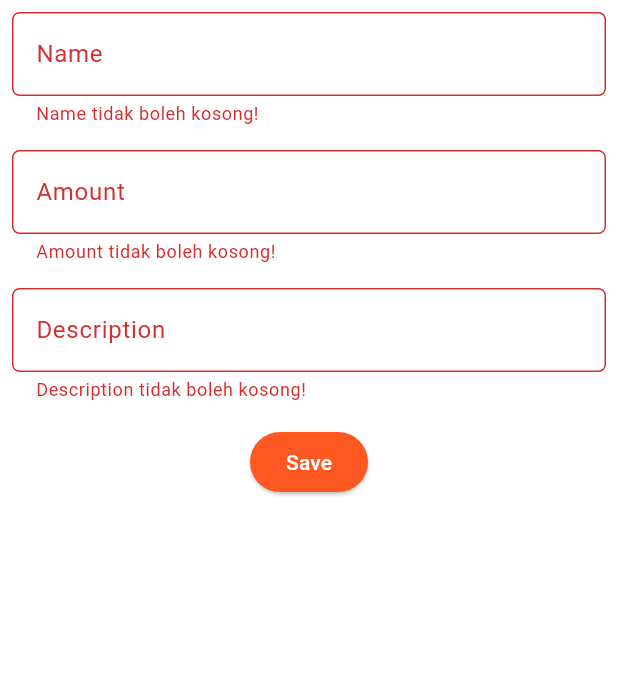
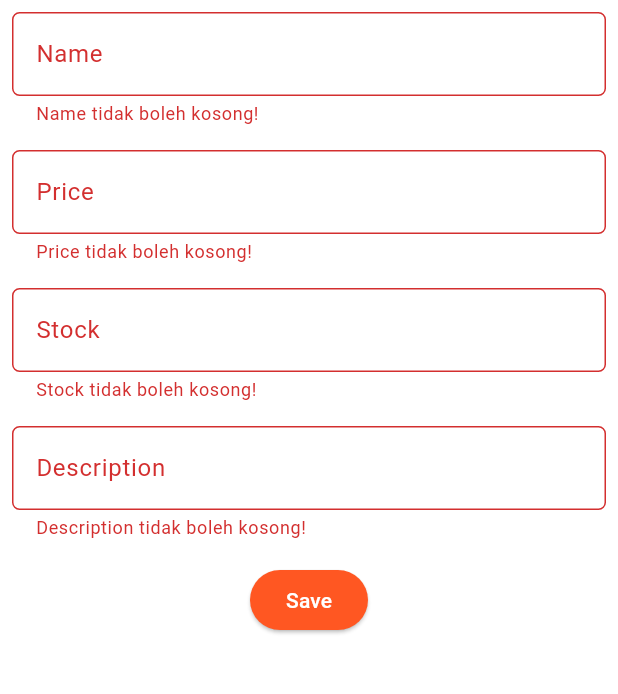
Before and after one commit to MHibriziF/easyshop-mobile, a Flutter app: the ProductEntryFormPage screen opened directly, after a tap on "Save", on a phone screen of 412 x 824 dp, the part 84-778 px from its top. Run offline on Flutter 3.47's test engine with Material 3 defaults, Android fonts, the phone set to English and light mode, and no system bars; missing offline and left inert: pbp_django_auth.

Commit message:
finish code for tugas 8

```diff
--- a/lib/screens/login.dart
+++ b/lib/screens/login.dart
@@ -143,7 +143,7 @@ class _LoginPageState extends State<LoginPage> {
                     },
                     style: ElevatedButton.styleFrom(
                       foregroundColor: Colors.white,
-                      minimumSize: Size(double.infinity, 50),
+                      minimumSize: const Size(double.infinity, 50),
                       backgroundColor: Theme.of(context).colorScheme.primary,
                       padding: const EdgeInsets.symmetric(vertical: 16.0),
                     ),
--- a/lib/screens/productentry_form.dart
+++ b/lib/screens/productentry_form.dart
@@ -1,5 +1,11 @@
+import 'dart:convert';
+
 import 'package:flutter/material.dart';
 import 'package:easyshop/widgets/left_drawer.dart';
+import 'package:pbp_django_auth/pbp_django_auth.dart';
+import 'package:provider/provider.dart';
+
+import 'menu.dart';
 
 class ProductEntryFormPage extends StatefulWidget {
   const ProductEntryFormPage({super.key});
@@ -11,11 +17,13 @@ class ProductEntryFormPage extends StatefulWidget {
 class _ProductEntryFormPageState extends State<ProductEntryFormPage> {
   final _formKey = GlobalKey<FormState>();
   String _name = "";
-  int _amount = 0;
+  int _stock = 0;
+  final int _price = 0;
   String _description = "";
 
   @override
   Widget build(BuildContext context) {
+    final request = context.watch<CookieRequest>();
     return Scaffold(
       appBar: AppBar(
         title: const Center(
@@ -60,26 +68,55 @@ class _ProductEntryFormPageState extends State<ProductEntryFormPage> {
                 padding: const EdgeInsets.all(8.0),
                 child: TextFormField(
                   decoration: InputDecoration(
-                    hintText: "Amount",
-                    labelText: "Amount",
+                    hintText: "Price",
+                    labelText: "Price",
                     border: OutlineInputBorder(
                       borderRadius: BorderRadius.circular(5.0),
                     ),
                   ),
                   onChanged: (String? value) {
                     setState(() {
-                      _amount = int.tryParse(value!) ?? 0;
+                      _stock = int.tryParse(value!) ?? 0;
                     });
                   },
                   validator: (String? value) {
                     if (value == null || value.isEmpty) {
-                      return "Amount tidak boleh kosong!";
+                      return "Price tidak boleh kosong!";
                     }
                     if (int.tryParse(value) == null) {
-                      return "Amount harus berupa angka!";
+                      return "Price harus berupa angka!";
                     }
                     if (int.parse(value) < 0) {
-                      return "Amount tidak boleh negatif!";
+                      return "Price tidak boleh negatif!";
+                    }
+                    return null;
+                  },
+                ),
+              ),
+              Padding(
+                padding: const EdgeInsets.all(8.0),
+                child: TextFormField(
+                  decoration: InputDecoration(
+                    hintText: "Stock",
+                    labelText: "Stock",
+                    border: OutlineInputBorder(
+                      borderRadius: BorderRadius.circular(5.0),
+                    ),
+                  ),
+                  onChanged: (String? value) {
+                    setState(() {
+                      _stock = int.tryParse(value!) ?? 0;
+                    });
+                  },
+                  validator: (String? value) {
+                    if (value == null || value.isEmpty) {
+                      return "Stock tidak boleh kosong!";
+                    }
+                    if (int.tryParse(value) == null) {
+                      return "Stock harus berupa angka!";
+                    }
+                    if (int.parse(value) < 0) {
+                      return "Stock tidak boleh negatif!";
                     }
                     return null;
                   },
@@ -117,8 +154,35 @@ class _ProductEntryFormPageState extends State<ProductEntryFormPage> {
                       backgroundColor: WidgetStateProperty.all(
                           Theme.of(context).colorScheme.primary),
                     ),
-                    onPressed: () {
+                    onPressed: () async {
                       if (_formKey.currentState!.validate()) {
+                        final response = await request.postJson(
+                          "http://127.0.0.1:8000/create-flutter/",
+                          jsonEncode(<String, String>{
+                            'name': _name,
+                            'stock': _stock.toString(),
+                            'price': _price.toString(),
+                            'description': _description,
+                          }),
+                        );
+                        if (context.mounted) {
+                          if (response['status'] == 'success') {
+                            ScaffoldMessenger.of(context)
+                                .showSnackBar(const SnackBar(
+                              content: Text("Produk baru berhasil disimpan!"),
+                            ));
+                            Navigator.pushReplacement(
+                              context,
+                              MaterialPageRoute(builder: (context) => MyHomePage()),
+                            );
+                          } else {
+                            ScaffoldMessenger.of(context)
+                                .showSnackBar(const SnackBar(
+                              content:
+                              Text("Terdapat kesalahan, silakan coba lagi."),
+                            ));
+                          }
+                        }
                         showDialog(
                           context: context,
                           builder: (context) {
@@ -129,7 +193,8 @@ class _ProductEntryFormPageState extends State<ProductEntryFormPage> {
                                   crossAxisAlignment: CrossAxisAlignment.start,
                                   children: [
                                     Text('Name: $_name'),
-                                    Text('Amount: $_amount'),
+                                    Text('Price: $_price'),
+                                    Text('Stock: $_stock'),
                                     Text('Description: $_description'),
                                   ],
                                 ),
--- a/lib/screens/register.dart
+++ b/lib/screens/register.dart
@@ -145,7 +145,7 @@ class _RegisterPageState extends State<RegisterPage> {
                     },
                     style: ElevatedButton.styleFrom(
                       foregroundColor: Colors.white,
-                      minimumSize: Size(double.infinity, 50),
+                      minimumSize: const Size(double.infinity, 50),
                       backgroundColor: Theme.of(context).colorScheme.primary,
                       padding: const EdgeInsets.symmetric(vertical: 16.0),
                     ),
--- a/lib/widgets/left_drawer.dart
+++ b/lib/widgets/left_drawer.dart
@@ -1,3 +1,4 @@
+import 'package:easyshop/screens/list_productentry.dart';
 import 'package:flutter/material.dart';
 import 'package:easyshop/screens/menu.dart';
 import 'package:easyshop/screens/productentry_form.dart';
@@ -59,6 +60,17 @@ class LeftDrawer extends StatelessWidget {
                     MaterialPageRoute(builder: (context) => const ProductEntryFormPage()));
             },
           ),
+          ListTile(
+            leading: const Icon(Icons.view_day_outlined),
+            title: const Text('Daftar Product'),
+            onTap: () {
+              // Route menu ke halaman product
+              Navigator.push(
+                context,
+                MaterialPageRoute(builder: (context) => const ProductEntryPage()),
+              );
+            },
+          ),
         ],
       ),
     );
```
Also changed, not shown: lib/screens/list_productentry.dart (added, +87 -0 lines), lib/widgets/product_card.dart (+34 -1 lines).
